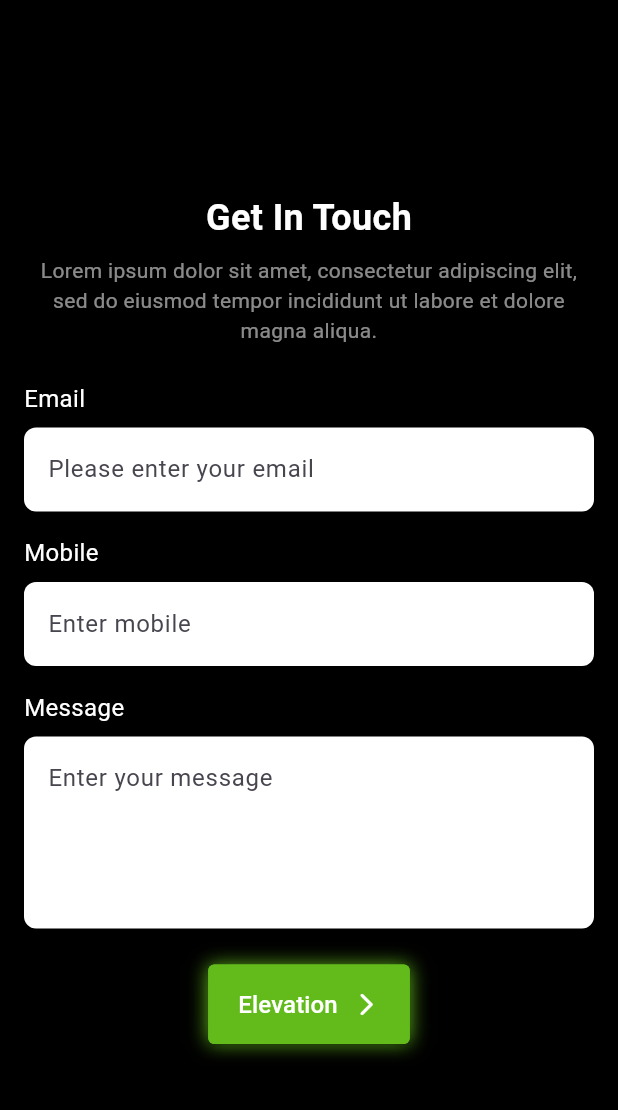
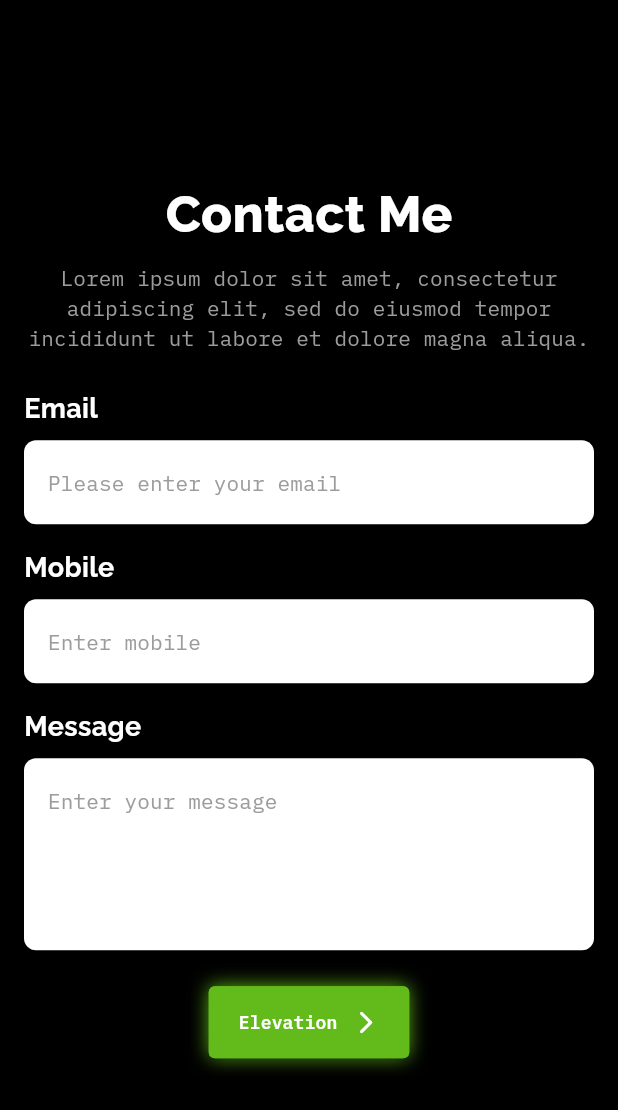
Before and after one commit to mohamed12344556/Wazfni-Web-App, a Flutter app: the ContactPage widget shown alone on an empty page, opened directly, on a phone screen of 412 x 824 dp. Shown: the top 1110 px of the screen. Run offline on Flutter 3.47's test engine with Material 3 defaults, Android fonts, the phone set to English and light mode, and no system bars; our stand-ins replace device_preview, dio, flutter_svg, google_fonts; network calls fail.

Commit message:
new commit

```diff
--- a/lib/desktop/ui/home_page.dart
+++ b/lib/desktop/ui/home_page.dart
@@ -46,7 +46,7 @@ class _HomePageState extends State<HomePage> {
                   ),
                   const SizedBox(width: 50,
                   ), // Add some spacing between the columns
-                  CircleAvatarImageWidget(
+                  const CircleAvatarImageWidget(
                     networkImage:
                         'https://images.pexels.com/photos/1222271/pexels-photo-1222271.jpeg?auto=compress&cs=tinysrgb&w=1260&h=750&dpr=1',
                   ),
--- a/lib/main.dart
+++ b/lib/main.dart
@@ -2,7 +2,8 @@ import 'package:device_preview/device_preview.dart';
 import 'package:flutter/foundation.dart';
 import 'package:flutter/material.dart';
 import 'package:wazafny_app/core/themes/app_colors.dart';
-import 'package:wazafny_app/mobile/ui/home_page.dart';
+
+import 'desktop/ui/home_page.dart';
 
 void main() {
   runApp(
--- a/lib/mobile/ui/contact_page.dart
+++ b/lib/mobile/ui/contact_page.dart
@@ -1,6 +1,8 @@
 import 'package:flutter/material.dart';
 import 'package:wazafny_app/core/themes/app_colors.dart';
 import 'package:wazafny_app/mobile/widgets/custom_elevated_button.dart';
+
+import '../../core/themes/app_styles.dart';
 
 class ContactPage extends StatelessWidget {
   const ContactPage({super.key});
@@ -15,22 +17,15 @@ class ContactPage extends StatelessWidget {
           child: Column(
             mainAxisAlignment: MainAxisAlignment.center,
             children: [
-              const Text(
-                "Get In Touch",
-                style: TextStyle(
-                  color: Colors.white,
-                  fontSize: 24.0,
-                  fontWeight: FontWeight.bold,
+              Text(
+                "Contact Me",
+                style: AppTextStyles.font34WhiteExtraBold,
                 ),
-              ),
               const SizedBox(height: 8.0),
-              const Text(
+               Text(
                 "Lorem ipsum dolor sit amet, consectetur adipiscing elit, sed do eiusmod tempor incididunt ut labore et dolore magna aliqua.",
                 textAlign: TextAlign.center,
-                style: TextStyle(
-                  color: Colors.white54,
-                  fontSize: 14.0,
-                ),
+                style: AppTextStyles.font14mediumGrayRegular,
               ),
               const SizedBox(height: 24.0),
               const CustomTextField(
@@ -77,7 +72,7 @@ class CustomTextField extends StatelessWidget {
       children: [
         Text(
           label,
-          style: const TextStyle(color: Colors.white, fontSize: 16.0),
+          style: AppTextStyles.font18WhiteBold,
         ),
         const SizedBox(height: 8.0),
         TextField(
@@ -86,6 +81,7 @@ class CustomTextField extends StatelessWidget {
             filled: true,
             fillColor: Colors.white,
             hintText: hintText,
+            hintStyle: AppTextStyles.font14mediumGrayRegular,
             border: OutlineInputBorder(
               borderRadius: BorderRadius.circular(8.0),
               borderSide: BorderSide.none,
--- a/lib/mobile/widgets/custom_elevated_button.dart
+++ b/lib/mobile/widgets/custom_elevated_button.dart
@@ -1,6 +1,7 @@
 import 'package:flutter/material.dart';
 
 import '../../core/themes/app_colors.dart';
+import '../../core/themes/app_styles.dart';
 
 class CustomElevatedButton extends StatelessWidget {
   final String title;
@@ -52,8 +53,7 @@ class CustomElevatedButton extends StatelessWidget {
           children: [
             Text(
               title,
-              style:
-                  TextStyle(fontSize: fontSize ?? 16, color: AppColors.white),
+              style: AppTextStyles.font12WhiteSemiBold,
             ),
             const SizedBox(width: 10),
             const Icon(
```
Also changed, not shown: lib/desktop/ui/desktop_layout_page.dart (+4 -4 lines), lib/mobile/ui/case_studies.dart (+13 -5 lines), lib/mobile/ui/home_page.dart (+5 -5 lines), lib/mobile/ui/profile_page.dart (+9 -18 lines), lib/mobile/ui/recent_work_page.dart (+10 -10 lines).
